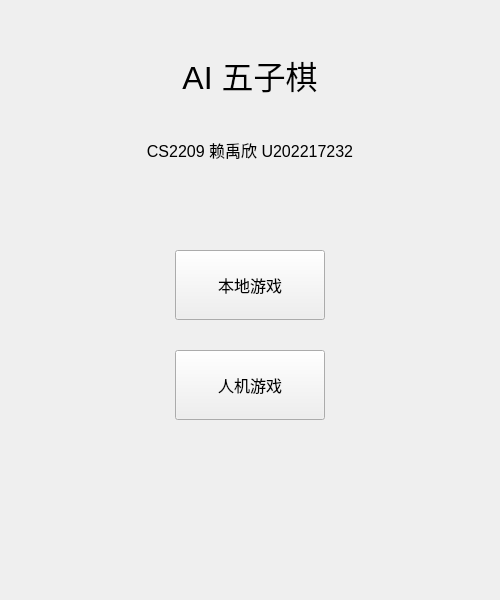
The window that mainwindow.ui (kkkstra/Gobang) describes before a commit, drawn with Qt 5.
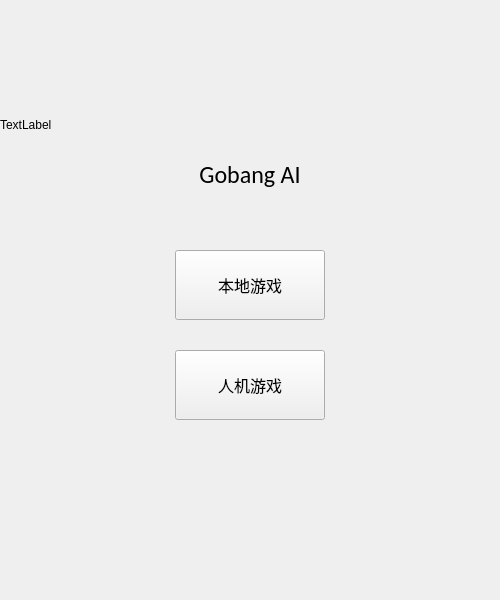
The same window after the commit. Icons and pictures are not drawn.

```diff
--- a/mainwindow.ui
+++ b/mainwindow.ui
@@ -40,39 +40,19 @@
     <property name="geometry">
      <rect>
       <x>0</x>
-      <y>50</y>
-      <width>500</width>
-      <height>50</height>
-     </rect>
-    </property>
-    <property name="font">
-     <font>
-      <pointsize>24</pointsize>
-     </font>
-    </property>
-    <property name="text">
-     <string>AI 五子棋</string>
-    </property>
-    <property name="alignment">
-     <set>Qt::AlignCenter</set>
-    </property>
-   </widget>
-   <widget class="QLabel" name="label_2">
-    <property name="geometry">
-     <rect>
-      <x>0</x>
       <y>125</y>
       <width>500</width>
-      <height>50</height>
+      <height>100</height>
      </rect>
     </property>
     <property name="font">
      <font>
-      <pointsize>12</pointsize>
+      <family>Calibri</family>
+      <pointsize>18</pointsize>
      </font>
     </property>
     <property name="text">
-     <string>CS2209 赖禹欣 U202217232</string>
+     <string>Gobang AI</string>
     </property>
     <property name="alignment">
      <set>Qt::AlignCenter</set>
@@ -96,6 +76,19 @@
      <string>人机游戏</string>
     </property>
    </widget>
+   <widget class="QLabel" name="label_2">
+    <property name="geometry">
+     <rect>
+      <x>0</x>
+      <y>100</y>
+      <width>500</width>
+      <height>50</height>
+     </rect>
+    </property>
+    <property name="text">
+     <string>TextLabel</string>
+    </property>
+   </widget>
   </widget>
  </widget>
  <resources>
```
